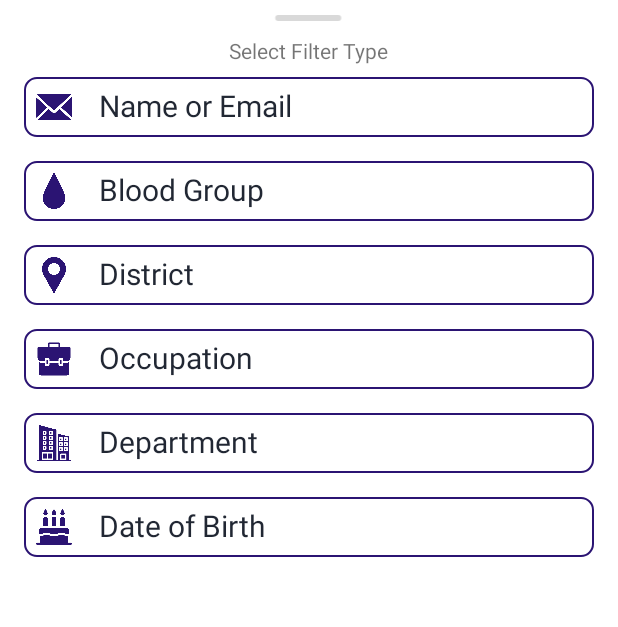
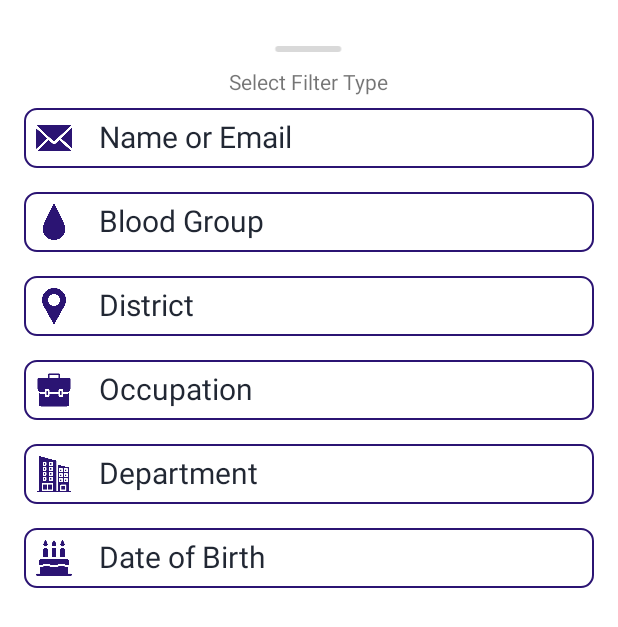
Before and after one commit to AppsDevMaruf/DUFA, an Android app: the layout item_filter.xml on its own in the app's theme, with its tools: preview values and no code run, on a phone screen of 412 x 824 dp. Shown: the top 627 px of the screen. Run offline under Robolectric (Android 15) with nearby library versions, the phone set to English and light mode, and no system bars; network calls fail; Roboto replaces fonts that are not available here.

Commit message:
upload voucher

```diff
--- a/app/src/main/res/layout/fragment_member_list.xml
+++ b/app/src/main/res/layout/fragment_member_list.xml
@@ -54,7 +54,7 @@
 
             <TextView
                 android:id="@+id/titleText"
-                android:layout_width="wrap_content"
+                android:layout_width="0dp"
                 android:layout_height="wrap_content"
                 android:layout_marginStart="16dp"
                 android:ellipsize="end"
@@ -62,6 +62,7 @@
                 android:includeFontPadding="false"
                 android:maxLines="1"
                 android:tag="false"
+                app:layout_constraintEnd_toStartOf="@id/imageView4"
                 android:text="@string/select_filter_type"
                 android:textAppearance="@style/TextAppearance.Material3.TitleMedium"
                 android:textColor="@color/text_grey"
--- a/app/src/main/res/layout/item_filter.xml
+++ b/app/src/main/res/layout/item_filter.xml
@@ -4,6 +4,7 @@
     xmlns:tools="http://schemas.android.com/tools"
     android:layout_width="match_parent"
     android:layout_height="match_parent"
+    android:layout_marginTop="@dimen/_16sdp"
     android:orientation="vertical">
 
     <ImageView
@@ -26,9 +27,9 @@
         android:layout_marginHorizontal="16dp"
         android:layout_marginVertical="8dp"
         android:layout_marginTop="50dp"
-        android:tag="NameorEmail"
         android:background="@drawable/stroke_boarder"
-        android:orientation="horizontal">
+        android:orientation="horizontal"
+        android:tag="Name or Email">
 
         <ImageView
             android:id="@+id/allTimeImg"
@@ -47,7 +48,7 @@
             android:layout_margin="0dp"
             android:includeFontPadding="false"
             android:paddingStart="10dp"
-            android:tag="SAVINGS"
+
             android:text="Name or Email"
             android:textColor="@color/text_black"
             android:textSize="20sp"
@@ -62,9 +63,9 @@
         android:layout_height="wrap_content"
         android:layout_marginHorizontal="16dp"
         android:layout_marginVertical="8dp"
-        android:tag="BloodGroup"
         android:background="@drawable/stroke_boarder"
-        android:orientation="horizontal">
+        android:orientation="horizontal"
+        android:tag="Blood Group">
 
         <ImageView
             android:layout_width="40dp"
@@ -83,7 +84,7 @@
             android:layout_margin="0dp"
             android:includeFontPadding="false"
             android:paddingStart="10dp"
-            android:tag="CHECKING"
+
             android:text="Blood Group"
             android:textColor="@color/text_black"
             android:textSize="20sp"
@@ -98,9 +99,9 @@
         android:layout_height="wrap_content"
         android:layout_marginHorizontal="16dp"
         android:layout_marginVertical="8dp"
-        android:tag="District"
         android:background="@drawable/stroke_boarder"
-        android:orientation="horizontal">
+        android:orientation="horizontal"
+        android:tag="District">
 
         <ImageView
 
@@ -120,7 +121,7 @@
             android:layout_margin="0dp"
             android:includeFontPadding="false"
             android:paddingStart="10dp"
-            android:tag="CHECKING"
+
             android:text="District"
             android:textColor="@color/text_black"
             android:textSize="20sp"
@@ -130,7 +131,6 @@
     </LinearLayout>
 
     <LinearLayout
-        android:tag="occupation"
         android:id="@+id/occupationBtn"
         android:layout_width="match_parent"
         android:layout_height="wrap_content"
@@ -138,7 +138,8 @@
         android:layout_marginVertical="8dp"
         android:layout_marginTop="50dp"
         android:background="@drawable/stroke_boarder"
-        android:orientation="horizontal">
+        android:orientation="horizontal"
+        android:tag="Occupation">
 
         <ImageView
             android:layout_width="40dp"
@@ -149,14 +150,14 @@
             app:tint="@color/blue" />
 
         <TextView
-            android:id="@+id/last7daysText"
+
             android:layout_width="match_parent"
             android:layout_height="wrap_content"
             android:layout_gravity="center_vertical"
             android:layout_margin="0dp"
             android:includeFontPadding="false"
             android:paddingStart="10dp"
-            android:tag="SAVINGS"
+
             android:text="Occupation"
             android:textColor="@color/text_black"
             android:textSize="20sp"
@@ -171,9 +172,9 @@
         android:layout_height="wrap_content"
         android:layout_marginHorizontal="16dp"
         android:layout_marginVertical="8dp"
-        android:tag="Department"
         android:background="@drawable/stroke_boarder"
-        android:orientation="horizontal">
+        android:orientation="horizontal"
+        android:tag="Department">
 
         <ImageView
 
@@ -185,7 +186,7 @@
             app:tint="@color/blue" />
 
         <TextView
-            android:id="@+id/last30daysText"
+
 
             android:layout_width="match_parent"
             android:layout_height="wrap_content"
@@ -200,15 +201,16 @@
 
 
     </LinearLayout>
+
     <LinearLayout
         android:id="@+id/dobBtn"
         android:layout_width="match_parent"
         android:layout_height="wrap_content"
         android:layout_marginHorizontal="16dp"
         android:layout_marginVertical="8dp"
-        android:tag="DateofBirth"
         android:background="@drawable/stroke_boarder"
-        android:orientation="horizontal">
+        android:orientation="horizontal"
+        android:tag="Date of Birth">
 
         <ImageView
             android:layout_width="40dp"
@@ -225,7 +227,7 @@
             android:layout_margin="0dp"
             android:includeFontPadding="false"
             android:paddingStart="10dp"
-            android:tag="CHECKING"
+
             android:text="Date of Birth"
             android:textColor="@color/text_black"
             android:textSize="20sp"
--- a/app/src/main/res/layout/item_search.xml
+++ b/app/src/main/res/layout/item_search.xml
@@ -33,7 +33,7 @@
             android:layout_margin="0dp"
             android:includeFontPadding="false"
             android:paddingStart="10dp"
-            android:tag="CHECKING"
+
             android:text="Date of Birth"
             android:textColor="@color/text_black"
             android:textSize="20sp"
```
Also changed, not shown: app/src/main/java/com/marufalam/dufa/ui/DashboardFragment.kt (+7 -1 lines), app/src/main/java/com/marufalam/dufa/ui/MemberListFragment.kt (+22 -8 lines), app/src/main/java/com/marufalam/dufa/ui/SearchItemAdapter.kt (+33 -2 lines), app/src/main/res/navigation/nav_graph.xml (+10 -7 lines).
